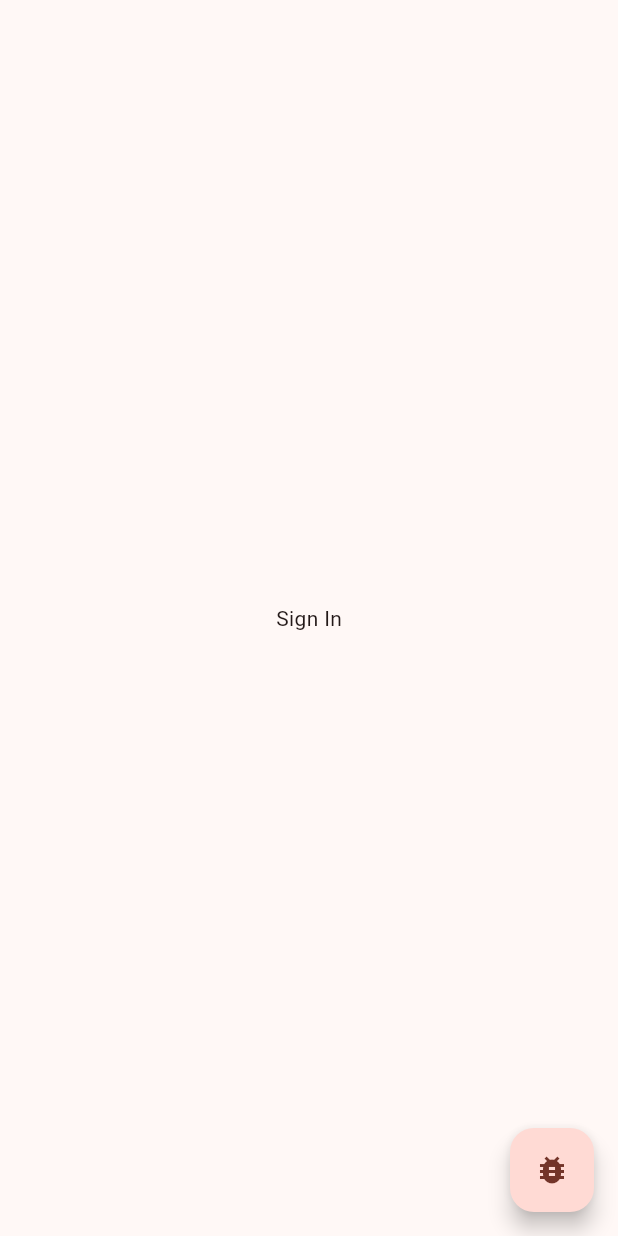
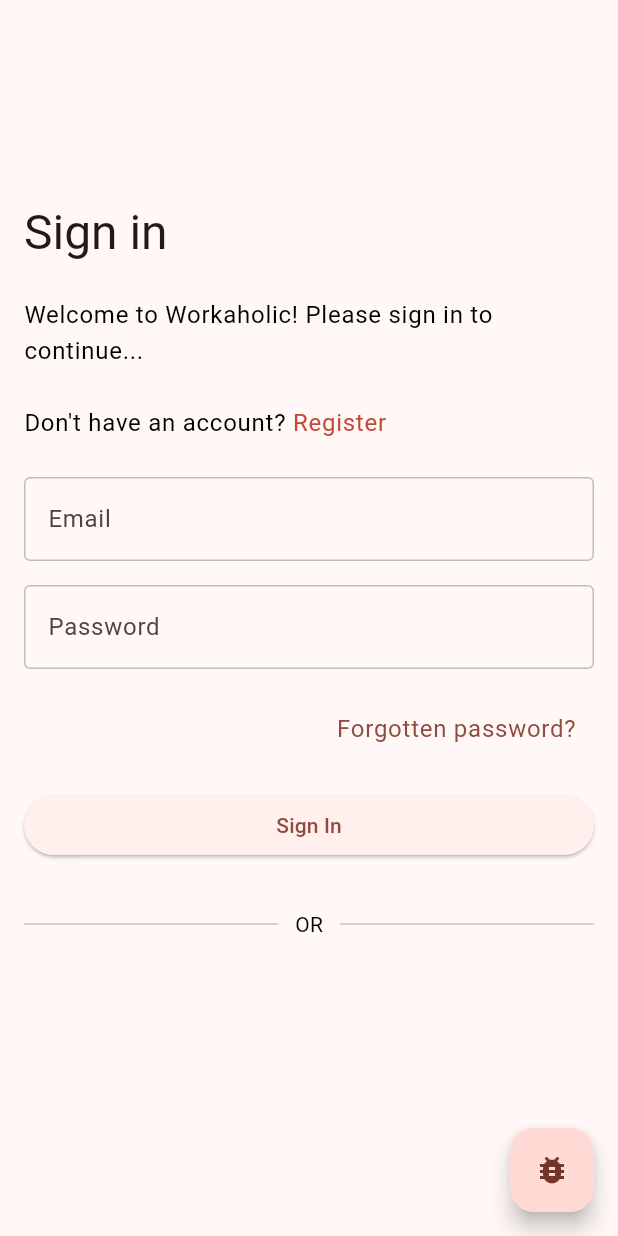
Before and after one commit to ccprogrammer/ccp-clean-architecture, a Flutter app: the SignInScreen screen opened by its route, on a phone screen of 412 x 824 dp. Run offline on Flutter 3.47's test engine with Material 3 defaults, Android fonts, the light colour scheme and no system bars; our stand-ins replace bloc, dio, equatable, flutter_bloc, go_router, logger and 2 more; accounts and stored records are empty; Roboto replaces fonts that are missing (Poppins).

Commit message:
Routing up

```diff
--- a/lib/core/config/theme/app_colors.dart
+++ b/lib/core/config/theme/app_colors.dart
@@ -10,4 +10,5 @@
   static const Color white = Colors.white;
   static const Color brown = Color(0xFFC34A36);
   static const Color purple = Color(0xff4B4453);
+  static const Color red = Colors.red;
 }
--- a/lib/core/config/theme/app_theme.dart
+++ b/lib/core/config/theme/app_theme.dart
@@ -15,6 +15,41 @@
     visualDensity: VisualDensity.adaptivePlatformDensity,
     fontFamily: AppFonts.poppins,
     colorSchemeSeed: AppColors.primaryLight,
+    inputDecorationTheme: InputDecorationTheme(
+      alignLabelWithHint: true,
+      fillColor: Colors.white,
+      focusedBorder: OutlineInputBorder(
+        borderSide: BorderSide(
+          color: AppColors.primaryLight,
+        ),
+      ),
+      enabledBorder: OutlineInputBorder(
+        borderSide: BorderSide(
+          color: Colors.grey.shade400,
+        ),
+      ),
+      focusedErrorBorder: const OutlineInputBorder(
+        borderSide: BorderSide(
+          color: AppColors.red,
+        ),
+      ),
+      errorBorder: const OutlineInputBorder(
+        borderSide: BorderSide(
+          color: AppColors.red,
+        ),
+      ),
+    ),
+    textTheme: const TextTheme(
+      bodySmall: TextStyle(
+        color: AppColors.black,
+      ),
+      bodyMedium: TextStyle(
+        color: AppColors.black,
+      ),
+      bodyLarge: TextStyle(
+        color: AppColors.black,
+      ),
+    ),
   );
 
   static final darkTheme = ThemeData(
--- a/lib/core/data/network/api/api_client.dart
+++ b/lib/core/data/network/api/api_client.dart
@@ -1,5 +1,4 @@
 import 'dart:async';
-import 'dart:io';
 
 import 'package:ccp_clean_architecture/core/res/api_res.dart';
 import 'package:dio/dio.dart';
--- a/lib/src/auth/bloc/auth_bloc.dart
+++ b/lib/src/auth/bloc/auth_bloc.dart
@@ -1,4 +1,3 @@
-import 'package:ccp_clean_architecture/src/auth/repository/auth_repo.dart';
 import 'package:equatable/equatable.dart';
 import 'package:flutter_bloc/flutter_bloc.dart';
 import 'package:flutter/material.dart';
--- a/lib/src/auth/views/sign_in_screen.dart
+++ b/lib/src/auth/views/sign_in_screen.dart
@@ -1,4 +1,6 @@
 import 'package:ccp_clean_architecture/core/testing/bloc/testing_bloc.dart';
+import 'package:ccp_clean_architecture/src/auth/widgets/sign_in_form.dart';
+import 'package:ccp_clean_architecture/src/auth/widgets/sign_in_sso.dart';
 import 'package:flutter/material.dart';
 import 'package:flutter_bloc/flutter_bloc.dart';
 
@@ -16,8 +18,19 @@
         },
         child: const Icon(Icons.bug_report),
       ),
-      body: const Center(
-        child: Text('Sign In'),
+      body: SafeArea(
+        child: ListView(
+          children: [
+            Container(
+              height: double.infinity,
+              constraints: const BoxConstraints(
+                maxHeight: 120,
+              ),
+            ),
+            const SignInForm(),
+            const SignInSSO(),
+          ],
+        ),
       ),
     );
   }
--- /dev/null
+++ b/lib/src/auth/widgets/sign_in_form.dart
@@ -0,0 +1,91 @@
+import 'package:ccp_clean_architecture/core/config/theme/app_colors.dart';
+import 'package:ccp_clean_architecture/core/extensions/context_ext.dart';
+import 'package:ccp_clean_architecture/src/auth/views/sign_up_screen.dart';
+import 'package:ccp_clean_architecture/src/home/views/home_screen.dart';
+import 'package:flutter/gestures.dart';
+import 'package:flutter/material.dart';
+import 'package:go_router/go_router.dart';
+
+class SignInForm extends StatelessWidget {
+  const SignInForm({
+    super.key,
+  });
+
+  @override
+  Widget build(BuildContext context) {
+    return Container(
+      margin: const EdgeInsets.fromLTRB(16, 16, 16, 0),
+      child: Column(
+        children: [
+          Container(
+            margin: const EdgeInsets.only(bottom: 24),
+            alignment: Alignment.topLeft,
+            child: Text.rich(
+              TextSpan(
+                children: [
+                  TextSpan(
+                    text: 'Sign in',
+                    style: context.theme.textTheme.headlineLarge
+                        ?.copyWith(height: 0),
+                  ),
+                  const TextSpan(text: '\n\n'),
+                  const TextSpan(
+                    text:
+                        'Welcome to Workaholic! Please sign in to continue...',
+                  ),
+                  const TextSpan(text: '\n\n'),
+                  const TextSpan(
+                    text: 'Don\'t have an account?',
+                  ),
+                  TextSpan(
+                    text: ' Register',
+                    style: context.theme.textTheme.bodyLarge?.copyWith(
+                      color: AppColors.primaryLight,
+                    ),
+                    recognizer: TapGestureRecognizer()
+                      ..onTap = () => context.push(SignUpScreen.route),
+                  ),
+                ],
+              ),
+              style: context.theme.textTheme.bodyLarge,
+            ),
+          ),
+          TextFormField(
+            decoration: const InputDecoration(
+              hintText: 'Enter your email',
+              labelText: 'Email',
+            ),
+          ),
+          const SizedBox(height: 16),
+          TextFormField(
+            decoration: const InputDecoration(
+              hintText: 'Enter your Password',
+              labelText: 'Password',
+            ),
+          ),
+          Container(
+            margin: const EdgeInsets.only(top: 16),
+            alignment: Alignment.topRight,
+            child: TextButton(
+              onPressed: () {},
+              child: Text(
+                'Forgotten password?',
+                style: context.theme.textTheme.bodyLarge?.copyWith(
+                  color: context.theme.primaryColor,
+                ),
+              ),
+            ),
+          ),
+          Container(
+            margin: const EdgeInsets.only(top: 16),
+            width: double.infinity,
+            child: ElevatedButton(
+              onPressed: () => context.go(HomeScreen.route),
+              child: const Text('Sign In'),
+            ),
+          ),
+        ],
+      ),
+    );
+  }
+}
--- /dev/null
+++ b/lib/src/auth/widgets/sign_in_sso.dart
@@ -0,0 +1,28 @@
+import 'package:flutter/material.dart';
+
+class SignInSSO extends StatelessWidget {
+  const SignInSSO({
+    super.key,
+  });
+
+  @override
+  Widget build(BuildContext context) {
+    return Column(
+      children: [
+        Container(
+          margin: const EdgeInsets.symmetric(
+            vertical: 32,
+            horizontal: 16,
+          ),
+          child: const Row(
+            children: [
+              Expanded(child: Divider()),
+              Text('   OR   '),
+              Expanded(child: Divider()),
+            ],
+          ),
+        ),
+      ],
+    );
+  }
+}
```
Also changed, not shown: lib/core/router/router.dart (+85 -76 lines), lib/src/auth/views/sign_up_screen.dart (added, +25 -0 lines), lib/src/explore/views/explore_screen.dart (added, +16 -0 lines), lib/src/favorites/views/favorites_screen.dart (added, +16 -0 lines), lib/src/home/views/home_screen.dart (added, +16 -0 lines), lib/src/main_menu/views/main_menu_screen.dart (+77 -6 lines), lib/src/profile/views/profile_screen.dart (added, +16 -0 lines).
